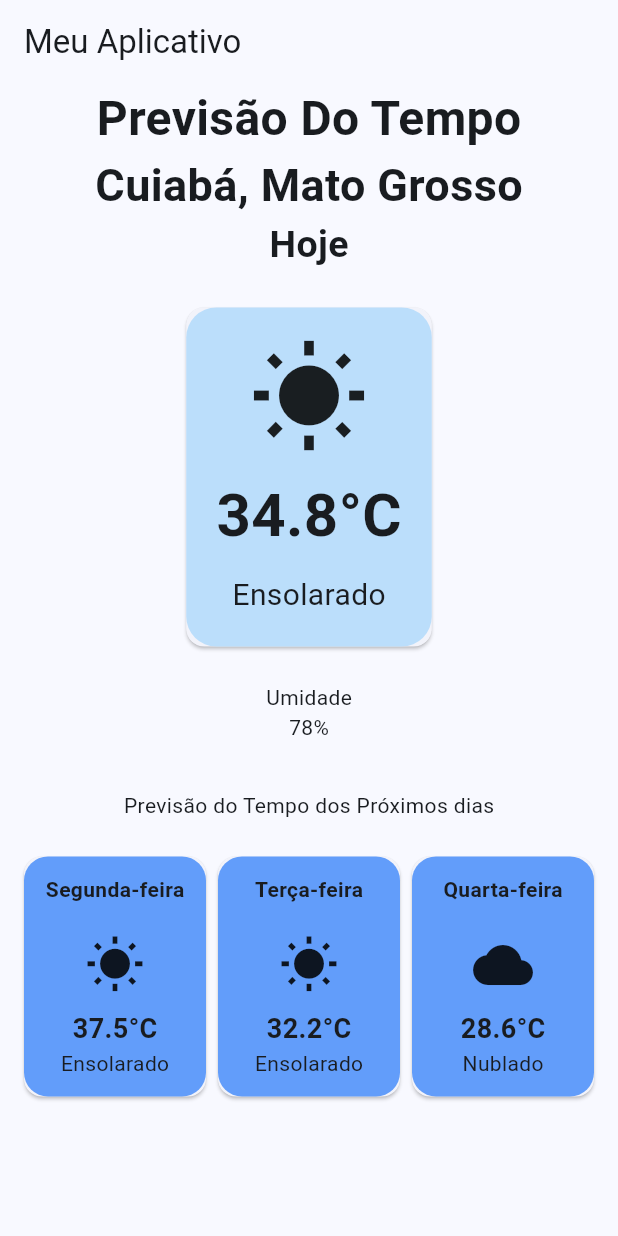
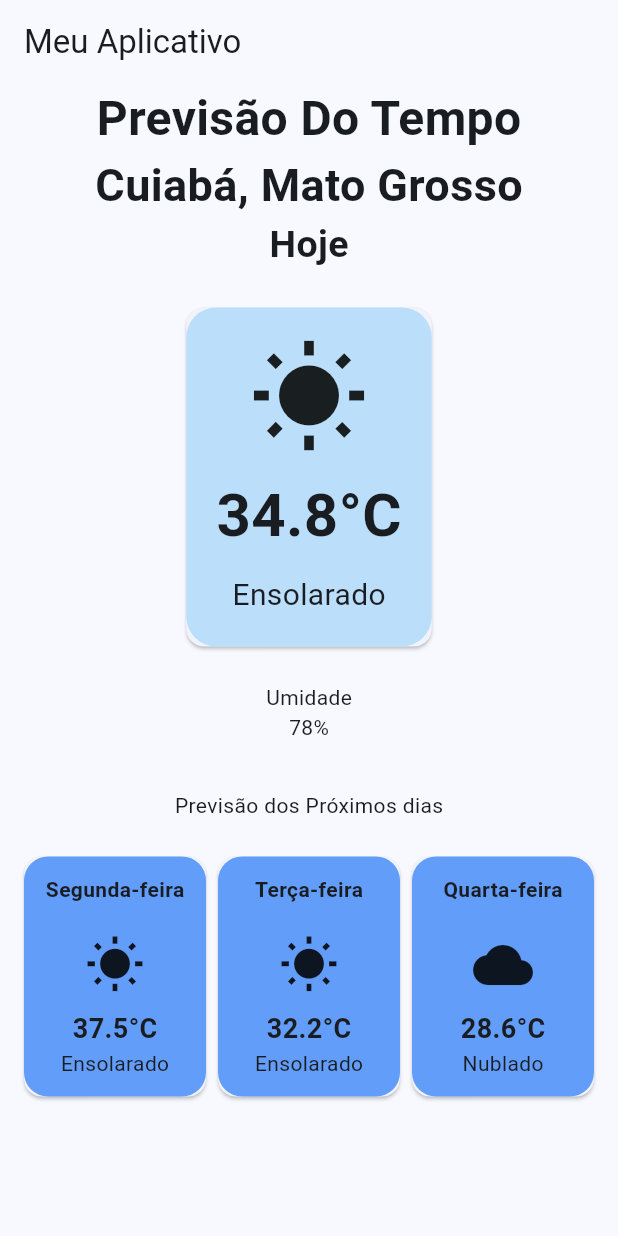
Before and after one commit to thalesmurilo60-creator/clima_app, a Flutter app: the screen it shows after launch, on a phone screen of 412 x 824 dp. Run offline on Flutter 3.47's test engine with Material 3 defaults, Android fonts, the phone set to English and light mode, and no system bars.

Commit message:
feat: melhora no titulo da previsão

```diff
--- a/lib/screens/home_screen.dart
+++ b/lib/screens/home_screen.dart
@@ -68,7 +68,7 @@ class HomeScreen extends StatelessWidget {
                 padding: EdgeInsets.all(12),
                 child: Column(
                   children: [
-                    Text("Previsão do Tempo dos Próximos dias"),
+                    Text("Previsão dos Próximos dias"),
 
                     SizedBox(height: 20),
 
```
